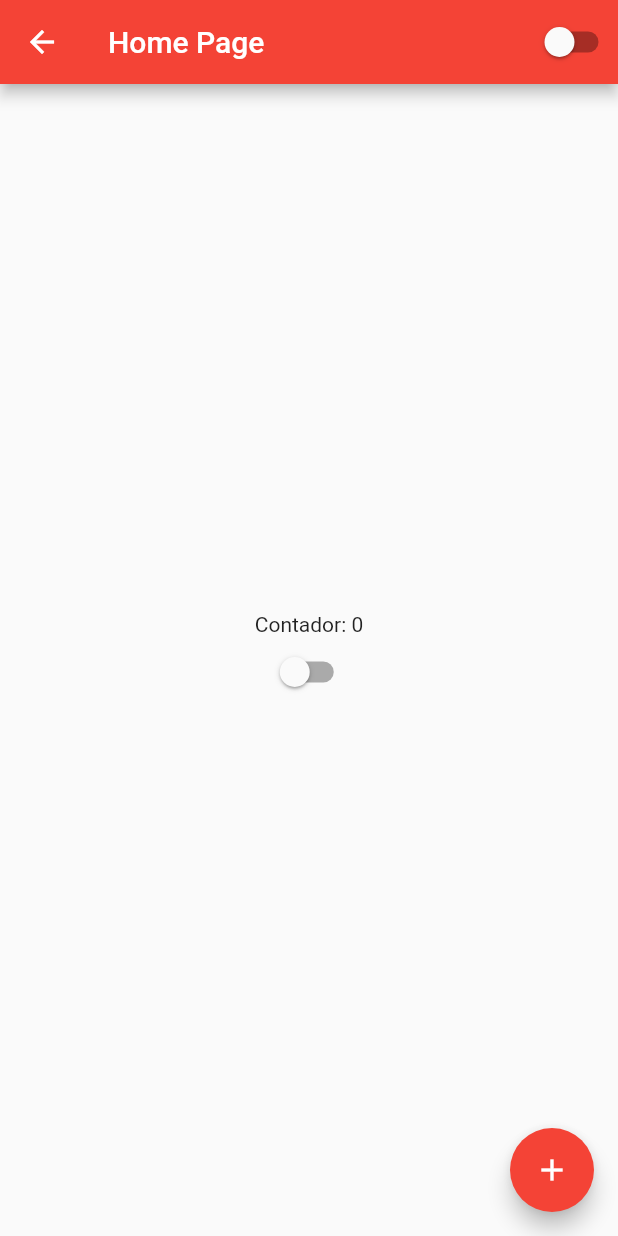
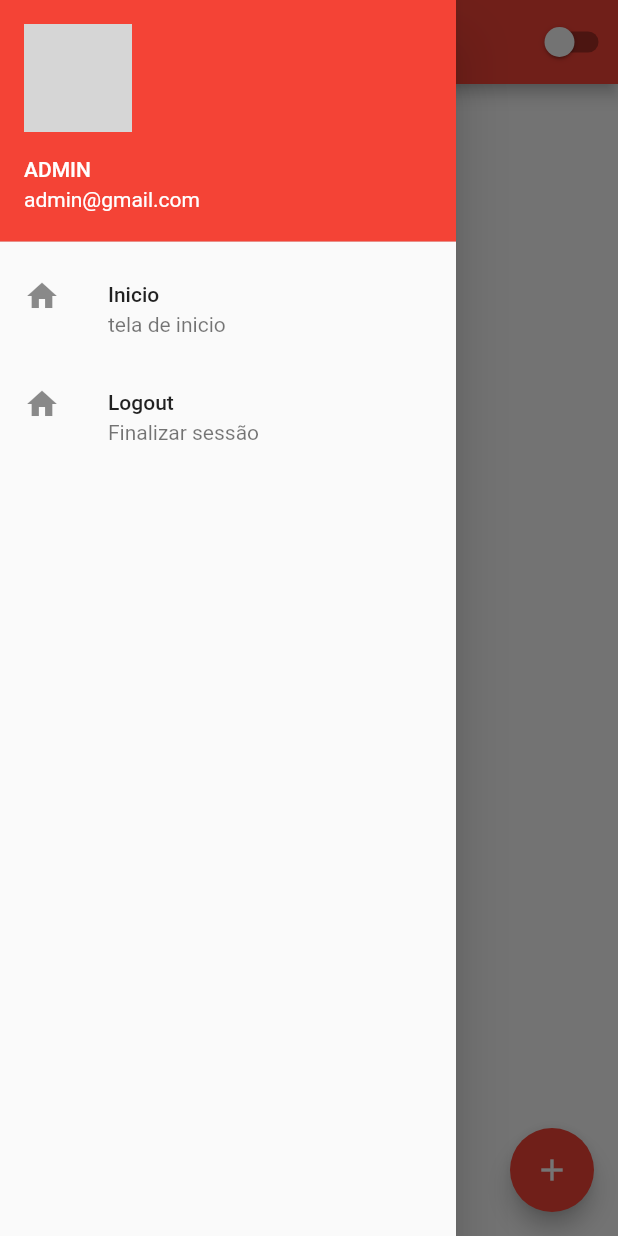
Before and after one commit to RuanK07/Flutter-Mobile, a Flutter app: the HomePage screen opened by its route, with the side drawer open (before the commit the screen has no drawer), on a phone screen of 412 x 824 dp. Run offline on Flutter 3.47's test engine with Material 2 defaults, Android fonts, the phone set to English and light mode, and no system bars; network calls fail; grey boxes are pictures that could not be loaded.

Commit message:
Add Drawer to home Page

```diff
--- a/lib/home_page.dart
+++ b/lib/home_page.dart
@@ -15,6 +15,31 @@ class HomePageState extends State<HomePage> {
   @override
   Widget build(BuildContext context) {
     return Scaffold(
+      drawer: Drawer(
+          child: Column(
+        children: [
+          UserAccountsDrawerHeader(
+            currentAccountPicture: Image.network(
+                'https://i.pinimg.com/564x/7c/d3/c6/7cd3c616e68c346ae55fa1455dc6ea27.jpg'),
+            accountName: Text('ADMIN'),
+            accountEmail: Text('admin@gmail.com'),
+          ),
+          ListTile(
+            leading: Icon(Icons.home),
+            title: Text('Inicio'),
+            subtitle: Text('tela de inicio'),
+            onTap: () {},
+          ),
+          ListTile(
+            leading: Icon(Icons.home),
+            title: Text('Logout'),
+            subtitle: Text('Finalizar sessão'),
+            onTap: () {
+              Navigator.of(context).pushReplacementNamed('/');
+            },
+          )
+        ],
+      )),
       appBar: AppBar(
         title: Text('Home Page'),
         actions: [CustomSwitch()],
```
